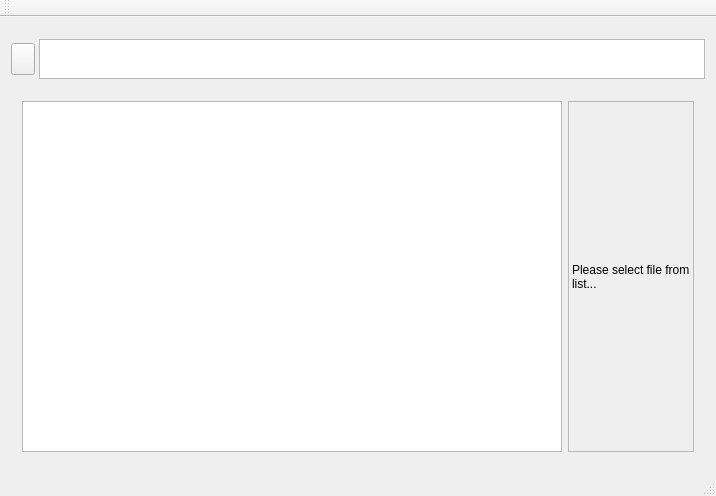
Before: the Qt Designer form src/main/mainwindow.ui in IwachanOrigin/thumbnailViewer, drawn with Qt 5.
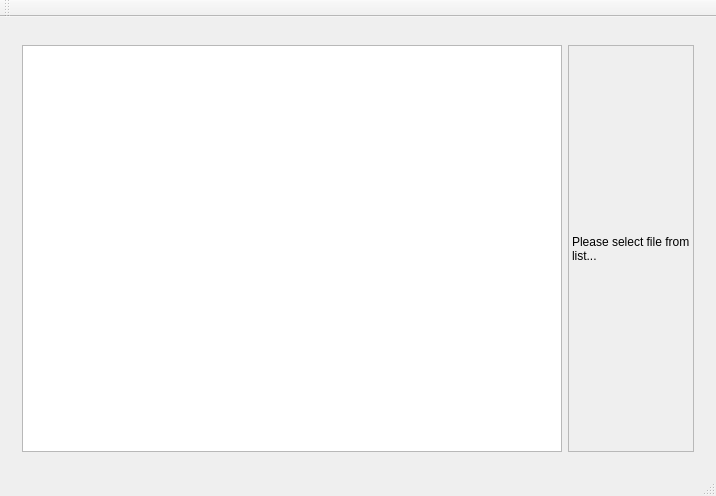
After: the same form once the commit is applied. Icons and pictures are not drawn. Custom widgets are drawn as their Qt base class.

Commit message: #2, src, delete filepath ui. add breadcrumbsaddressbar

```diff
--- a/src/main/mainwindow.ui
+++ b/src/main/mainwindow.ui
@@ -46,66 +46,6 @@
       </layout>
      </widget>
     </item>
-    <item>
-     <widget class="QWidget" name="widget" native="true">
-      <property name="maximumSize">
-       <size>
-        <width>16777215</width>
-        <height>50</height>
-       </size>
-      </property>
-      <layout class="QHBoxLayout" name="horizontalLayout_2">
-       <property name="spacing">
-        <number>4</number>
-       </property>
-       <property name="leftMargin">
-        <number>0</number>
-       </property>
-       <property name="topMargin">
-        <number>0</number>
-       </property>
-       <property name="rightMargin">
-        <number>0</number>
-       </property>
-       <property name="bottomMargin">
-        <number>0</number>
-       </property>
-       <item>
-        <widget class="QToolButton" name="toolButtonSearchDir">
-         <property name="maximumSize">
-          <size>
-           <width>32</width>
-           <height>32</height>
-          </size>
-         </property>
-         <property name="text">
-          <string/>
-         </property>
-         <property name="icon">
-          <iconset resource="mainwindow.qrc">
-           <normaloff>:/icons/assets/folder.png</normaloff>:/icons/assets/folder.png</iconset>
-         </property>
-        </widget>
-       </item>
-       <item>
-        <widget class="QPlainTextEdit" name="plainTextEditFilePath">
-         <property name="maximumSize">
-          <size>
-           <width>16777215</width>
-           <height>40</height>
-          </size>
-         </property>
-         <property name="verticalScrollBarPolicy">
-          <enum>Qt::ScrollBarAlwaysOff</enum>
-         </property>
-         <property name="horizontalScrollBarPolicy">
-          <enum>Qt::ScrollBarAlwaysOff</enum>
-         </property>
-        </widget>
-       </item>
-      </layout>
-     </widget>
-    </item>
     <item>
      <widget class="QWidget" name="widget_2" native="true">
       <layout class="QHBoxLayout" name="horizontalLayout">
```
The commit also changes 3 other files.
